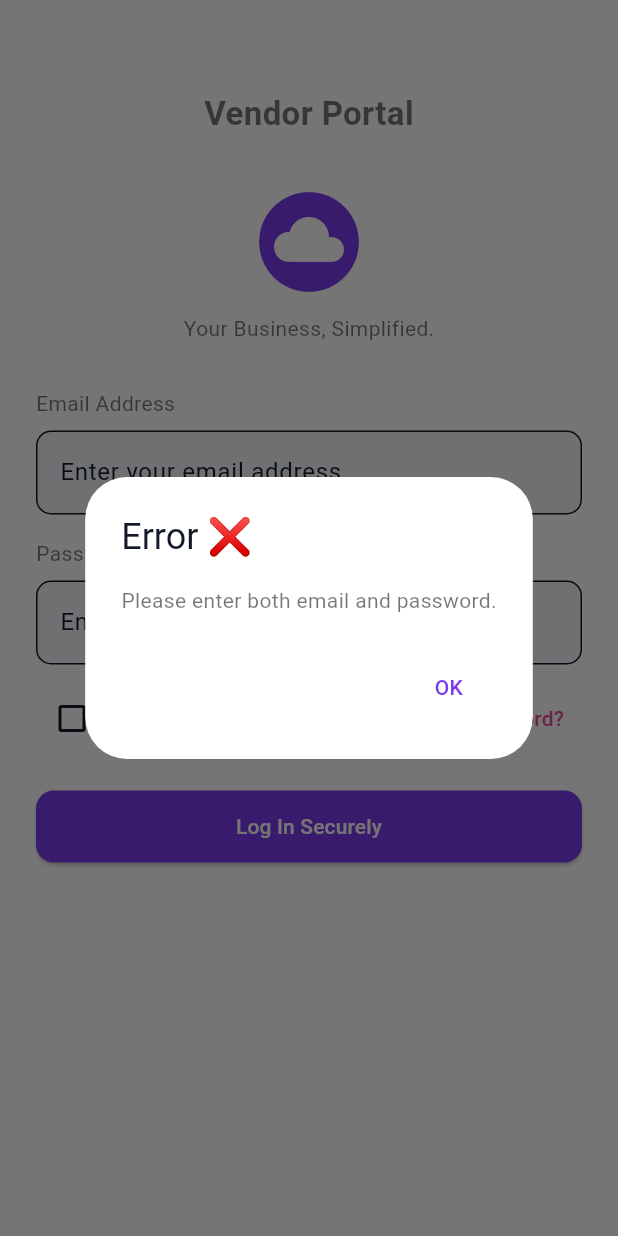
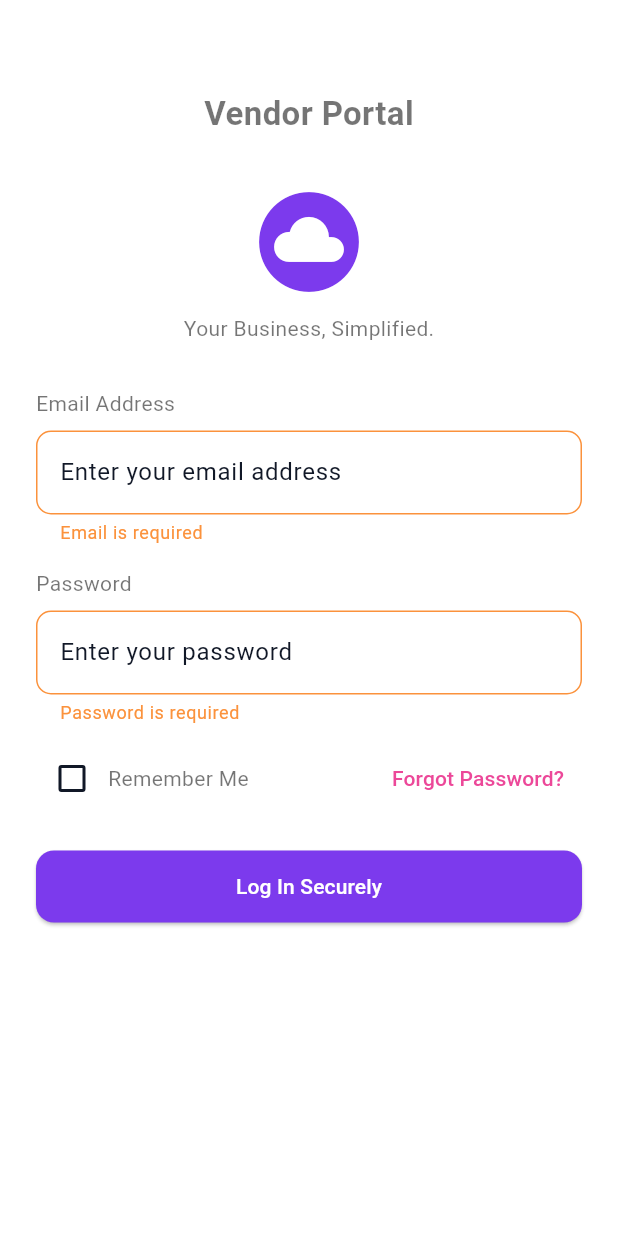
Before and after one commit to Swapnayg/my-vendor-app, a Flutter app: the LoginScreen screen opened directly, after a tap on "Log In Securely", on a phone screen of 412 x 824 dp. Run offline on Flutter 3.47's test engine with Material 3 defaults, Android fonts, the phone set to English and light mode, and no system bars; our stand-ins replace shared_preferences, supabase_flutter; accounts and stored records are empty.

Commit message:
updated with the code

```diff
--- a/lib/screens/forgot_password_screen.dart
+++ b/lib/screens/forgot_password_screen.dart
@@ -25,16 +25,18 @@ class ForgotPasswordScreen extends StatelessWidget {
               decoration: InputDecoration(
                 prefixIcon: const Icon(Icons.email_outlined),
                 hintText: "your.email@example.com",
-                border: OutlineInputBorder(borderRadius: BorderRadius.circular(10)),
+                filled: true, // Enables background fill
+                fillColor: Colors.white, // Sets background to white
+                border: OutlineInputBorder(
+                  borderRadius: BorderRadius.circular(10),
+                ),
               ),
             ),
             const SizedBox(height: 24),
             SizedBox(
               width: double.infinity,
               child: ElevatedButton(
-                onPressed: () {
-
-                },
+                onPressed: () {},
                 style: ElevatedButton.styleFrom(
                   backgroundColor: AppColors.pink,
                 ),
--- a/lib/screens/login_screen.dart
+++ b/lib/screens/login_screen.dart
@@ -17,6 +17,9 @@ class _LoginScreenState extends State<LoginScreen> {
   final _emailController = TextEditingController();
   final _passwordController = TextEditingController();
   bool isLoading = false;
+
+  String? emailErrorText;
+  String? passwordErrorText;
 
   @override
   void initState() {
@@ -49,14 +52,37 @@ class _LoginScreenState extends State<LoginScreen> {
     }
   }
 
-  void _login() async {
+  bool _validateInputs() {
+    bool isValid = true;
     final email = _emailController.text.trim();
     final password = _passwordController.text;
 
-    if (email.isEmpty || password.isEmpty) {
-      _showMessage('Please enter both email and password.');
-      return;
-    }
+    setState(() {
+      emailErrorText = null;
+      passwordErrorText = null;
+
+      if (email.isEmpty) {
+        emailErrorText = 'Email is required';
+        isValid = false;
+      } else if (!RegExp(r'^[^@]+@[^@]+\.[^@]+').hasMatch(email)) {
+        emailErrorText = 'Enter a valid email address';
+        isValid = false;
+      }
+
+      if (password.isEmpty) {
+        passwordErrorText = 'Password is required';
+        isValid = false;
+      }
+    });
+
+    return isValid;
+  }
+
+  void _login() async {
+    if (!_validateInputs()) return;
+
+    final email = _emailController.text.trim();
+    final password = _passwordController.text;
 
     setState(() => isLoading = true);
 
@@ -129,7 +155,8 @@ class _LoginScreenState extends State<LoginScreen> {
             Center(
               child: Column(
                 children: const [
-                  Icon(Icons.cloud_circle_rounded, size: 80, color: AppColors.primary),
+                  Icon(Icons.cloud_circle_rounded,
+                      size: 80, color: AppColors.primary),
                   SizedBox(height: 8),
                   Text('Your Business, Simplified.'),
                 ],
@@ -143,7 +170,11 @@ class _LoginScreenState extends State<LoginScreen> {
               keyboardType: TextInputType.emailAddress,
               decoration: InputDecoration(
                 hintText: 'Enter your email address',
-                border: OutlineInputBorder(borderRadius: BorderRadius.circular(10)),
+                filled: true,
+                fillColor: Colors.white,
+                errorText: emailErrorText,
+                border:
+                    OutlineInputBorder(borderRadius: BorderRadius.circular(10)),
               ),
             ),
             const SizedBox(height: 16),
@@ -154,7 +185,11 @@ class _LoginScreenState extends State<LoginScreen> {
               obscureText: true,
               decoration: InputDecoration(
                 hintText: 'Enter your password',
-                border: OutlineInputBorder(borderRadius: BorderRadius.circular(10)),
+                filled: true,
+                fillColor: Colors.white,
+                errorText: passwordErrorText,
+                border:
+                    OutlineInputBorder(borderRadius: BorderRadius.circular(10)),
               ),
             ),
             const SizedBox(height: 12),
@@ -172,7 +207,8 @@ class _LoginScreenState extends State<LoginScreen> {
                   onPressed: () {
                     Navigator.push(
                       context,
-                      MaterialPageRoute(builder: (_) => const ForgotPasswordScreen()),
+                      MaterialPageRoute(
+                          builder: (_) => const ForgotPasswordScreen()),
                     );
                   },
                   child: const Text(
```
Also changed, not shown: lib/main.dart (+5 -3 lines), pubspec.yaml (+5 -74 lines), pubspec.lock.
